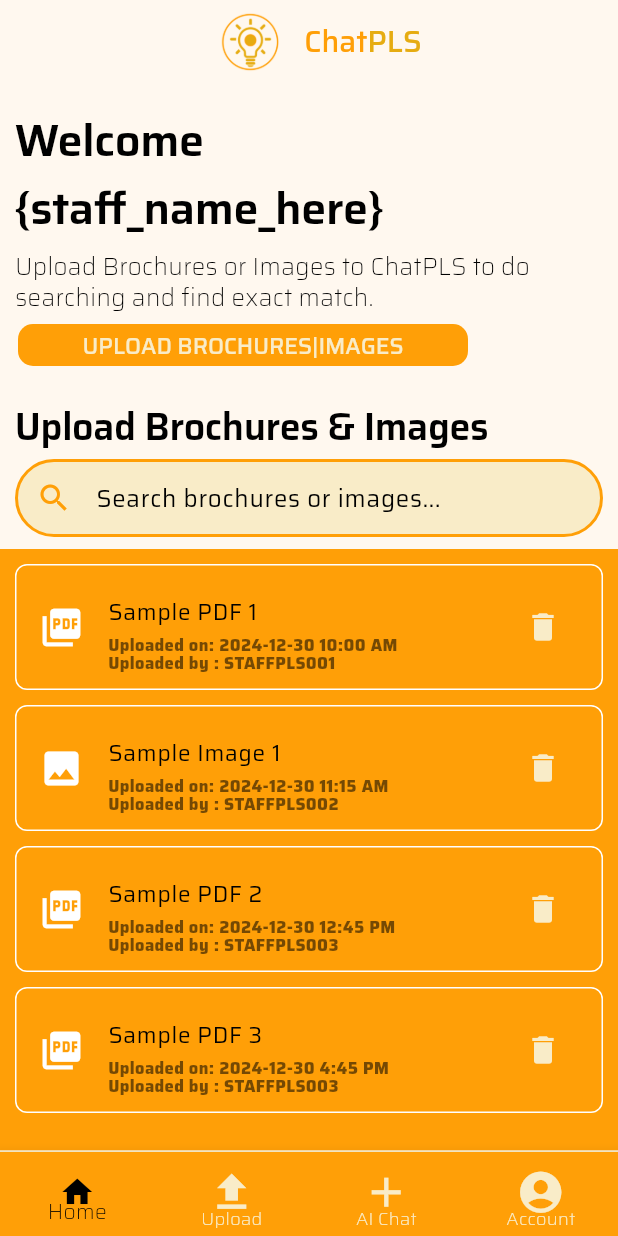
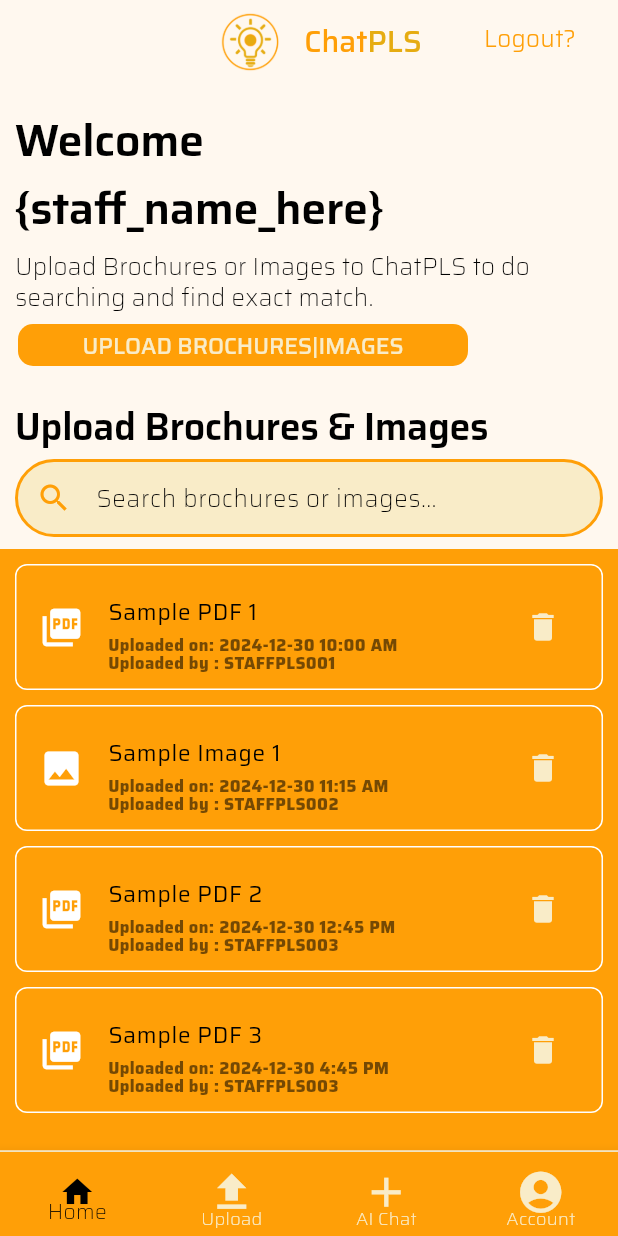
Before and after one commit to sreeharijinuraj/ChatPLS, a Flutter app: the screen it shows after launch, on a phone screen of 412 x 824 dp. Run offline on Flutter 3.47's test engine with Material 3 defaults, Android fonts, the light colour scheme and no system bars; our stand-ins replace google_fonts.

Commit message:
The Logout Button For the AppBar UploadBrochure Screen Added

```diff
--- a/lib/screens/uploadBrochures_screen.dart
+++ b/lib/screens/uploadBrochures_screen.dart
@@ -63,16 +63,23 @@ class UploadbrochuresScreen extends StatelessWidget {
           unselectedIconTheme: IconThemeData(size: 33),
         ),
       ),
-      appBar: AppBar(
-        title: Row(
-          mainAxisAlignment: MainAxisAlignment.center,
+     appBar: AppBar(
+  backgroundColor: Colors.transparent,
+  elevation: 0,
+  title: Stack(
+    children: [
+      // Centered logo and text
+      Align(
+        alignment: Alignment.center,
+        child: Row(
+          mainAxisSize: MainAxisSize.min,
           children: [
             Image.asset(
               'assets/images/CHATPLSLOGO2.png',
               width: 72,
               height: 72,
             ),
-            const SizedBox(width: 0),
+            //const SizedBox(width: 2),
             Text.rich(
               TextSpan(
                 children: [
@@ -95,9 +102,26 @@ class UploadbrochuresScreen extends StatelessWidget {
             ),
           ],
         ),
-        backgroundColor: Colors.transparent,
-        elevation: 0,
       ),
+      // Logout text aligned to the end
+      Positioned(top: 10,
+        right: 0,
+        child: TextButton(
+          onPressed: () {
+            print("Logout button clicked");
+          },
+          child: Text(
+            "Logout?",
+            style: Theme.of(context).textTheme.bodyMedium!.copyWith(
+                  color: Color(0xFFFF9F07), // Optional: Change the color to red
+                fontWeight: FontWeight.w300),
+          ),
+        ),
+      ),
+    ],
+  ),
+),
+
       body: Container(
         child: Stack(
           children: [
@@ -184,7 +208,7 @@ class UploadbrochuresScreen extends StatelessWidget {
                 child: TextField(
                   decoration: const InputDecoration(
                     hintText: "Search brochures or images...",
-                    hintStyle: TextStyle(color: Colors.black,fontFamily: 'Saira',),
+                    hintStyle: TextStyle(color: Colors.black,fontFamily: 'Saira',fontWeight: FontWeight.w200),
                     border: InputBorder.none,
                     prefixIcon: Icon(Icons.search,
                         color: Color(0xFFFF9F07)), // Orange icon
@@ -235,7 +259,7 @@ class UploadbrochuresScreen extends StatelessWidget {
                           style: TextStyle(
                               color: Colors.black,
                               fontSize: 15,
-                              fontFamily: 'Saira'),
+                              fontFamily: 'Saira',),
                         ),
                         subtitle: Text(
                           "Uploaded on: ${item['dateTime']}\n\n\n\n\n\n"
```
